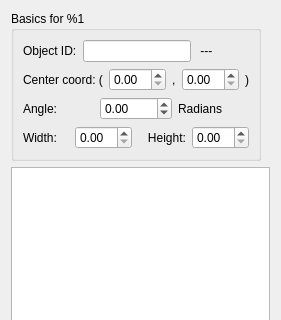
Old version of the form src/view/EditObjectDialog.ui in the repository the-butterfly-effect/tbe; both pictures show x 0 to 281 and y 0 to 320 of the 281 by 502 pixel window.
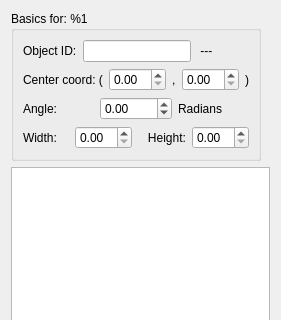
New version of the form.

```diff
--- a/src/view/EditObjectDialog.ui
+++ b/src/view/EditObjectDialog.ui
@@ -23,7 +23,7 @@
       </sizepolicy>
      </property>
      <property name="title">
-      <string notr="true">Basics for %1</string>
+      <string>Basics for: %1</string>
      </property>
      <layout class="QVBoxLayout" name="verticalLayout">
       <item>
```
